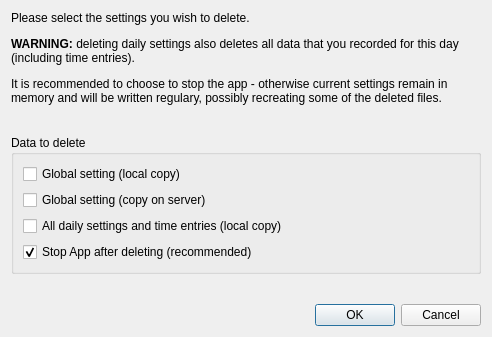
scVENUS/sctime, file src/deletesettingsdialogbase.ui: the form before one commit.
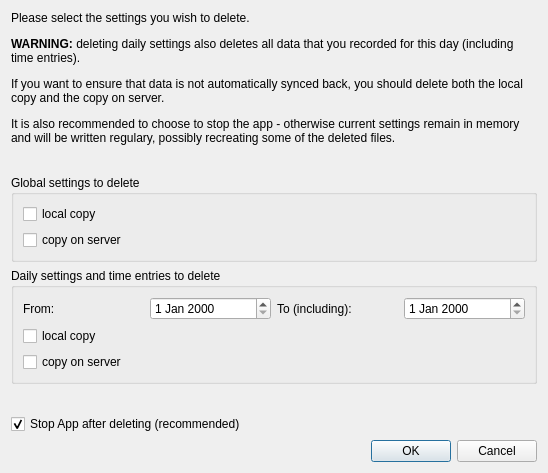
The form after the commit.

Commit message: allow to delete daily remote settings and various other improvements to the delete dialog

```diff
--- a/src/deletesettingsdialogbase.ui
+++ b/src/deletesettingsdialogbase.ui
@@ -6,8 +6,8 @@
    <rect>
     <x>0</x>
     <y>0</y>
-    <width>492</width>
-    <height>337</height>
+    <width>548</width>
+    <height>473</height>
    </rect>
   </property>
   <property name="sizePolicy">
@@ -19,7 +19,7 @@
   <property name="windowTitle">
    <string>sctime: delete settings</string>
   </property>
-  <layout class="QVBoxLayout" name="verticalLayout_2">
+  <layout class="QVBoxLayout" name="verticalLayout_3">
    <item>
     <widget class="QLabel" name="label">
      <property name="sizePolicy">
@@ -29,7 +29,7 @@
       </sizepolicy>
      </property>
      <property name="text">
-      <string>&lt;html&gt;&lt;head/&gt;&lt;body&gt;&lt;p&gt;Please select the settings you wish to delete.&lt;/p&gt;&lt;p&gt;&lt;span style=&quot; font-weight:600;&quot;&gt;WARNING:&lt;/span&gt; deleting daily settings also deletes all data that you recorded for this day (including time entries).&lt;/p&gt;&lt;p&gt;It is recommended to choose to stop the app - otherwise current settings remain in memory and will be written regulary, possibly recreating some of the deleted files.&lt;/p&gt;&lt;/body&gt;&lt;/html&gt;</string>
+      <string>&lt;html&gt;&lt;head/&gt;&lt;body&gt;&lt;p&gt;Please select the settings you wish to delete.&lt;/p&gt;&lt;p&gt;&lt;span style=&quot; font-weight:600;&quot;&gt;WARNING:&lt;/span&gt; deleting daily settings also deletes all data that you recorded for this day (including time entries).&lt;/p&gt;&lt;p&gt;If you want to ensure that data is not automatically synced back, you should delete both the local copy and the copy on server.&lt;/p&gt;&lt;p&gt;It is also recommended to choose to stop the app - otherwise current settings remain in memory and will be written regulary, possibly recreating some of the deleted files.&lt;/p&gt;&lt;/body&gt;&lt;/html&gt;</string>
      </property>
      <property name="wordWrap">
       <bool>true</bool>
@@ -37,14 +37,14 @@
     </widget>
    </item>
    <item>
-    <spacer name="verticalSpacer">
+    <spacer name="verticalSpacer_2">
      <property name="orientation">
       <enum>Qt::Vertical</enum>
      </property>
      <property name="sizeHint" stdset="0">
       <size>
        <width>20</width>
-       <height>10</height>
+       <height>17</height>
       </size>
      </property>
     </spacer>
@@ -52,37 +52,67 @@
    <item>
     <widget class="QGroupBox" name="groupBox">
      <property name="title">
-      <string>Data to delete</string>
+      <string>Global settings to delete</string>
      </property>
      <layout class="QVBoxLayout" name="verticalLayout">
       <item>
        <widget class="QCheckBox" name="globalLocalSettingsCheckBox">
         <property name="text">
-         <string>Global setting (local copy)</string>
+         <string>local copy</string>
         </property>
        </widget>
       </item>
       <item>
        <widget class="QCheckBox" name="globalServerSettingsCheckBox">
         <property name="text">
-         <string>Global setting (copy on server)</string>
+         <string>copy on server</string>
         </property>
        </widget>
+      </item>
+     </layout>
+    </widget>
+   </item>
+   <item>
+    <widget class="QGroupBox" name="groupBox_2">
+     <property name="title">
+      <string>Daily settings and time entries to delete</string>
+     </property>
+     <layout class="QVBoxLayout" name="verticalLayout_2">
+      <item>
+       <layout class="QHBoxLayout" name="horizontalLayout">
+        <item>
+         <widget class="QLabel" name="label_2">
+          <property name="text">
+           <string>From:</string>
+          </property>
+         </widget>
+        </item>
+        <item>
+         <widget class="QDateEdit" name="fromDateEdit"/>
+        </item>
+        <item>
+         <widget class="QLabel" name="label_3">
+          <property name="text">
+           <string>To (including):</string>
+          </property>
+         </widget>
+        </item>
+        <item>
+         <widget class="QDateEdit" name="toDateEdit"/>
+        </item>
+       </layout>
       </item>
       <item>
        <widget class="QCheckBox" name="dailyLocalSettingsCheckbox">
         <property name="text">
-         <string>All daily settings and time entries (local copy)</string>
+         <string>local copy</string>
         </property>
        </widget>
       </item>
       <item>
-       <widget class="QCheckBox" name="stopAppCheckbox">
+       <widget class="QCheckBox" name="dailyServerSettingsCheckbox">
         <property name="text">
-         <string>Stop App after deleting (recommended)</string>
-        </property>
-        <property name="checked">
-         <bool>true</bool>
+         <string>copy on server</string>
         </property>
        </widget>
       </item>
@@ -90,18 +120,28 @@
     </widget>
    </item>
    <item>
-    <spacer name="verticalSpacer_2">
+    <spacer name="verticalSpacer">
      <property name="orientation">
       <enum>Qt::Vertical</enum>
      </property>
      <property name="sizeHint" stdset="0">
       <size>
        <width>20</width>
-       <height>10</height>
+       <height>18</height>
       </size>
      </property>
     </spacer>
    </item>
+   <item>
+    <widget class="QCheckBox" name="stopAppCheckbox">
+     <property name="text">
+      <string>Stop App after deleting (recommended)</string>
+     </property>
+     <property name="checked">
+      <bool>true</bool>
+     </property>
+    </widget>
+   </item>
    <item>
     <widget class="QDialogButtonBox" name="buttonBox">
      <property name="orientation">
```
Left out of the diff: 8 changed lines with no effect on the pictures. The commit also changes 4 other files.
